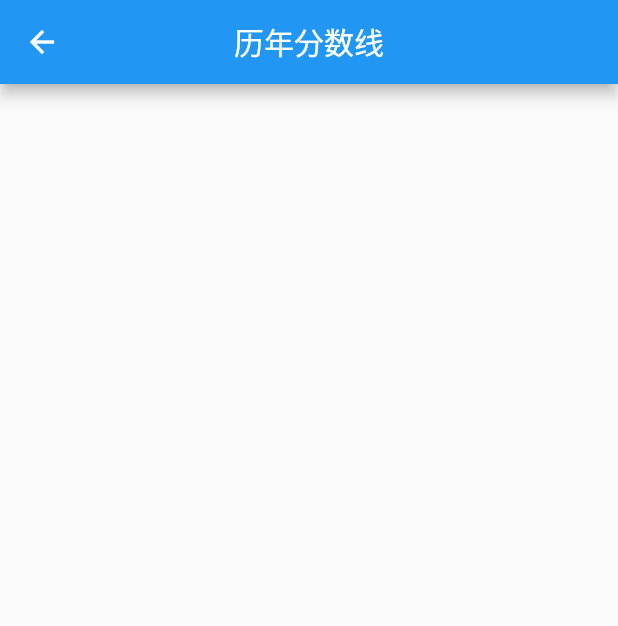
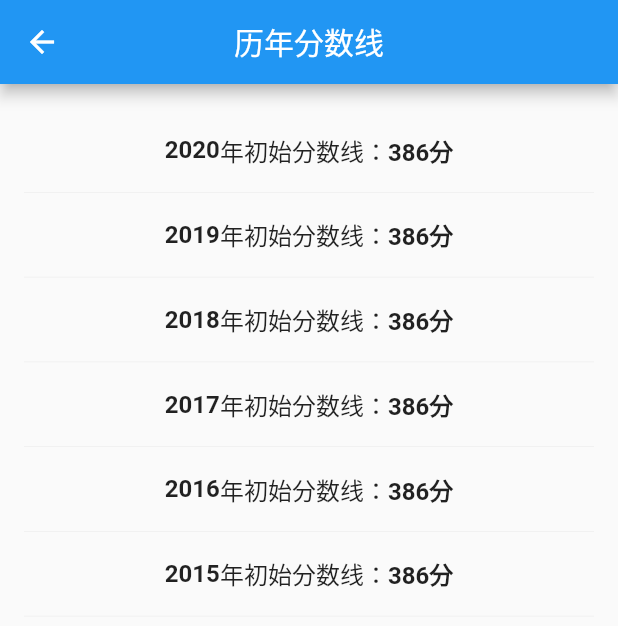
Before and after one commit to strongminmin/research, a Flutter app: the ScoreLine screen opened directly, on a phone screen of 412 x 824 dp. Shown: the top 626 px of the screen. Run offline on Flutter 3.47's test engine with Material 2 defaults, Android fonts, the phone set to English and light mode, and no system bars; our stand-ins replace cached_network_image, fluro, flutter_easyrefresh, flutter_image_compress, flutter_swiper, image_picker and 2 more; missing offline and left inert: loading_dialog, photo, photo_manager; network calls fail; statements that could not run were skipped.

Commit message:
feat: 历年分数线+调剂采用内嵌webview的方式

```diff
--- a/lib/pages/College/CollegeDetails/ScoreLine.dart
+++ b/lib/pages/College/CollegeDetails/ScoreLine.dart
@@ -7,6 +7,14 @@ class ScoreLine extends StatefulWidget {
 }
 
 class _ScoreLineState extends State<ScoreLine> {
+  Map yearScoreLine = {
+    '2020': '386',
+    '2019': '386',
+    '2018': '386',
+    '2017': '386',
+    '2016': '386',
+    '2015': '386',
+  };
   @override
   void initState() {
     super.initState();
@@ -16,12 +24,57 @@ class _ScoreLineState extends State<ScoreLine> {
   Future<void> fetchRequest() async {}
   @override
   Widget build(BuildContext context) {
+    num screenWidth = MediaQuery.of(context).size.width;
     return Scaffold(
       appBar: AppBar(
         title: Text('历年分数线'),
         centerTitle: true,
       ),
-      body: Container(),
+      body: Container(
+        padding: EdgeInsets.all(16),
+        child: Column(
+          children: scoreLineContent(screenWidth),
+        ),
+      ),
     );
   }
+
+  List<Widget> scoreLineContent(num screenWidth) {
+    return yearScoreLine.keys.map((year) {
+      return Container(
+        width: screenWidth,
+        padding: EdgeInsets.all(16),
+        decoration: BoxDecoration(
+          border: Border(
+            bottom: BorderSide(width: 0.5, color: Colors.grey[200]),
+          ),
+        ),
+        child: Row(
+          mainAxisAlignment: MainAxisAlignment.center,
+          children: <Widget>[
+            Text(
+              year,
+              style: TextStyle(
+                fontSize: 16,
+                fontWeight: FontWeight.bold,
+              ),
+            ),
+            Text(
+              '年初始分数线：',
+              style: TextStyle(
+                fontSize: 16,
+              ),
+            ),
+            Text(
+              '${yearScoreLine[year]}分',
+              style: TextStyle(
+                fontSize: 16,
+                fontWeight: FontWeight.bold,
+              ),
+            ),
+          ],
+        ),
+      );
+    }).toList();
+  }
 }
--- a/lib/pages/College/CollegeDetails/Transfer.dart
+++ b/lib/pages/College/CollegeDetails/Transfer.dart
@@ -1,4 +1,5 @@
 import 'package:flutter/material.dart';
+import 'package:webview_flutter/webview_flutter.dart';
 
 class Transfer extends StatefulWidget {
   final String collegeName;
```
